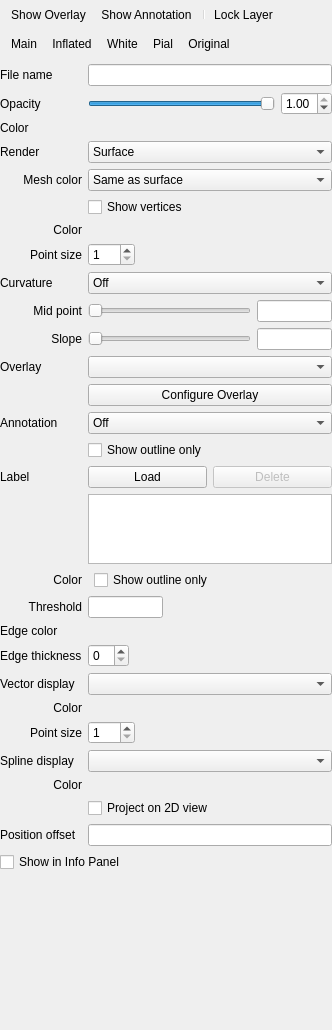
The window that freeview/PanelSurface.ui (freesurfer/freesurfer) describes before a commit, drawn with Qt 5.
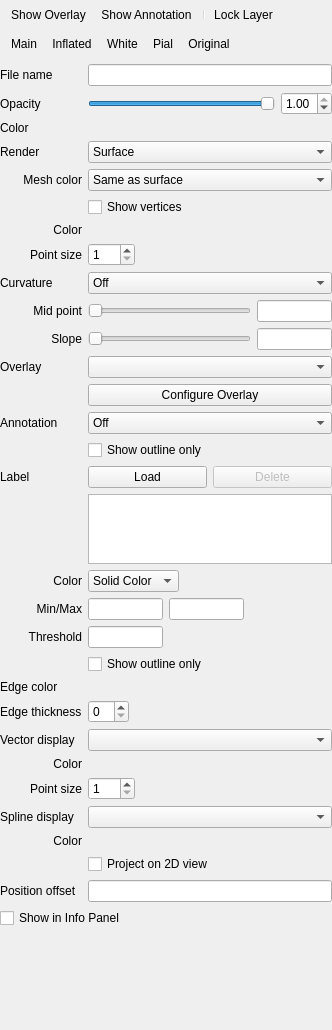
The same window after the commit. Icons and pictures are not drawn. Custom widgets are drawn as their Qt base class.

Commit message: added heatscale display option for volume and surface labels

The edit to the form file:
```diff
--- a/freeview/PanelSurface.ui
+++ b/freeview/PanelSurface.ui
@@ -24,8 +24,8 @@
     <rect>
      <x>0</x>
      <y>0</y>
-     <width>332</width>
-     <height>1030</height>
+     <width>317</width>
+     <height>1046</height>
     </rect>
    </property>
    <layout class="QVBoxLayout" name="verticalLayout">
@@ -493,34 +493,7 @@
         </property>
        </widget>
       </item>
-      <item row="17" column="1">
-       <layout class="QHBoxLayout" name="horizontalLayout22">
-        <item>
-         <widget class="QtColorPicker" name="colorpickerLabelColor" native="true"/>
-        </item>
-        <item>
-         <widget class="QCheckBox" name="checkBoxLabelOutline">
-          <property name="text">
-           <string>Show outline only</string>
-          </property>
-         </widget>
-        </item>
-        <item>
-         <spacer name="horizontalSpacer_22">
-          <property name="orientation">
-           <enum>Qt::Horizontal</enum>
-          </property>
-          <property name="sizeHint" stdset="0">
-           <size>
-            <width>0</width>
-            <height>0</height>
-           </size>
-          </property>
-         </spacer>
-        </item>
-       </layout>
-      </item>
-      <item row="18" column="0">
+      <item row="19" column="0">
        <widget class="QLabel" name="labelLabelThreshold">
         <property name="text">
          <string>Threshold</string>
@@ -530,7 +503,7 @@
         </property>
        </widget>
       </item>
-      <item row="18" column="1">
+      <item row="19" column="1">
        <layout class="QHBoxLayout" name="horizontalLayout22_4">
         <item>
          <widget class="QLineEdit" name="lineEditLabelThreshold">
@@ -563,14 +536,14 @@
         </item>
        </layout>
       </item>
-      <item row="19" column="0">
+      <item row="21" column="0">
        <widget class="QLabel" name="labelEdgeColor">
         <property name="text">
          <string>Edge color</string>
         </property>
        </widget>
       </item>
-      <item row="19" column="1">
+      <item row="21" column="1">
        <layout class="QHBoxLayout" name="horizontalLayout23">
         <item>
          <widget class="QtColorPicker" name="colorpickerEdgeColor" native="true"/>
@@ -590,14 +563,14 @@
         </item>
        </layout>
       </item>
-      <item row="20" column="0">
+      <item row="22" column="0">
        <widget class="QLabel" name="labelEdgeThickness">
         <property name="text">
          <string>Edge thickness</string>
         </property>
        </widget>
       </item>
-      <item row="20" column="1">
+      <item row="22" column="1">
        <layout class="QHBoxLayout" name="horizontalLayout_17">
         <item>
          <widget class="QSpinBox" name="spinBoxEdgeThickness"/>
@@ -617,17 +590,17 @@
         </item>
        </layout>
       </item>
-      <item row="21" column="0">
+      <item row="23" column="0">
        <widget class="QLabel" name="labelVectorDisplay">
         <property name="text">
          <string>Vector display</string>
         </property>
        </widget>
       </item>
-      <item row="21" column="1">
+      <item row="23" column="1">
        <widget class="QComboBox" name="comboBoxVectorDisplay"/>
       </item>
-      <item row="22" column="0">
+      <item row="24" column="0">
        <widget class="QLabel" name="labelVectorColor">
         <property name="text">
          <string>Color</string>
@@ -637,7 +610,7 @@
         </property>
        </widget>
       </item>
-      <item row="22" column="1">
+      <item row="24" column="1">
        <layout class="QHBoxLayout" name="horizontalLayout24">
         <item>
          <widget class="QtColorPicker" name="colorpickerVectorColor" native="true"/>
@@ -657,7 +630,7 @@
         </item>
        </layout>
       </item>
-      <item row="23" column="0">
+      <item row="25" column="0">
        <widget class="QLabel" name="labelVectorPointSize">
         <property name="text">
          <string>Point size</string>
@@ -667,7 +640,7 @@
         </property>
        </widget>
       </item>
-      <item row="23" column="1">
+      <item row="25" column="1">
        <layout class="QHBoxLayout" name="horizontalLayout_3">
         <item>
          <widget class="QSpinBox" name="spinBoxVectorPointSize">
@@ -694,17 +667,17 @@
         </item>
        </layout>
       </item>
-      <item row="24" column="0">
+      <item row="26" column="0">
        <widget class="QLabel" name="label">
         <property name="text">
          <string>Spline display</string>
         </property>
        </widget>
       </item>
-      <item row="24" column="1">
+      <item row="26" column="1">
        <widget class="QComboBox" name="comboBoxSplineDisplay"/>
       </item>
-      <item row="25" column="0">
+      <item row="27" column="0">
        <widget class="QLabel" name="labelSplineColor">
         <property name="text">
          <string>Color</string>
@@ -714,7 +687,7 @@
         </property>
        </widget>
       </item>
-      <item row="25" column="1">
+      <item row="27" column="1">
        <layout class="QHBoxLayout" name="horizontalLayout23_2">
         <item>
          <widget class="QtColorPicker" name="colorpickerSplineColor" native="true"/>
@@ -734,21 +707,21 @@
         </item>
        </layout>
       </item>
-      <item row="26" column="1">
+      <item row="28" column="1">
        <widget class="QCheckBox" name="checkBoxSplineProjection">
         <property name="text">
          <string>Project on 2D view</string>
         </property>
        </widget>
       </item>
-      <item row="27" column="0">
+      <item row="29" column="0">
        <widget class="QLabel" name="labelPositionOffset">
         <property name="text">
          <string>Position offset</string>
         </property>
        </widget>
       </item>
-      <item row="27" column="1">
+      <item row="29" column="1">
        <widget class="QLineEdit" name="lineEditPositionOffset"/>
       </item>
       <item row="15" column="1">
@@ -772,6 +745,113 @@
         </item>
        </layout>
       </item>
+      <item row="17" column="1">
+       <layout class="QHBoxLayout" name="horizontalLayout22">
+        <item>
+         <widget class="QComboBox" name="comboBoxLabelColorCode">
+          <item>
+           <property name="text">
+            <string>Solid Color</string>
+           </property>
+          </item>
+          <item>
+           <property name="text">
+            <string>Heatscale</string>
+           </property>
+          </item>
+         </widget>
+        </item>
+        <item>
+         <widget class="QtColorPicker" name="colorpickerLabelColor" native="true">
+          <property name="minimumSize">
+           <size>
+            <width>15</width>
+            <height>0</height>
+           </size>
+          </property>
+         </widget>
+        </item>
+        <item>
+         <spacer name="horizontalSpacer_22">
+          <property name="orientation">
+           <enum>Qt::Horizontal</enum>
+          </property>
+          <property name="sizeHint" stdset="0">
+           <size>
+            <width>0</width>
+            <height>0</height>
+           </size>
+          </property>
+         </spacer>
+        </item>
+       </layout>
+      </item>
+      <item row="20" column="1">
+       <widget class="QCheckBox" name="checkBoxLabelOutline">
+        <property name="text">
+         <string>Show outline only</string>
+        </property>
+       </widget>
+      </item>
+      <item row="18" column="1">
+       <layout class="QHBoxLayout" name="horizontalLayout22_6">
+        <item>
+         <widget class="QLineEdit" name="lineEditLabelHeatscaleMin">
+          <property name="sizePolicy">
+           <sizepolicy hsizetype="Fixed" vsizetype="Fixed">
+            <horstretch>0</horstretch>
+            <verstretch>0</verstretch>
+           </sizepolicy>
+          </property>
+          <property name="maximumSize">
+           <size>
+            <width>75</width>
+            <height>16777215</height>
+           </size>
+          </property>
+         </widget>
+        </item>
+        <item>
+         <widget class="QLineEdit" name="lineEditLabelHeatscaleMax">
+          <property name="sizePolicy">
+           <sizepolicy hsizetype="Fixed" vsizetype="Fixed">
+            <horstretch>0</horstretch>
+            <verstretch>0</verstretch>
+           </sizepolicy>
+          </property>
+          <property name="maximumSize">
+           <size>
+            <width>75</width>
+            <height>16777215</height>
+           </size>
+          </property>
+         </widget>
+        </item>
+        <item>
+         <spacer name="horizontalSpacer_32">
+          <property name="orientation">
+           <enum>Qt::Horizontal</enum>
+          </property>
+          <property name="sizeHint" stdset="0">
+           <size>
+            <width>0</width>
+            <height>0</height>
+           </size>
+          </property>
+         </spacer>
+        </item>
+       </layout>
+      </item>
+      <item row="18" column="0">
+       <widget class="QLabel" name="labelHeatscaleRange">
+        <property name="text">
+         <string>Min/Max</string>
+        </property>
+        <property name="alignment">
+         <set>Qt::AlignRight|Qt::AlignTrailing|Qt::AlignVCenter</set>
+        </property>
+       </widget>
+      </item>
      </layout>
     </item>
     <item>
```
Left out of the diff: 89 changed lines with no effect on the pictures. The commit also changes 17 other files.
